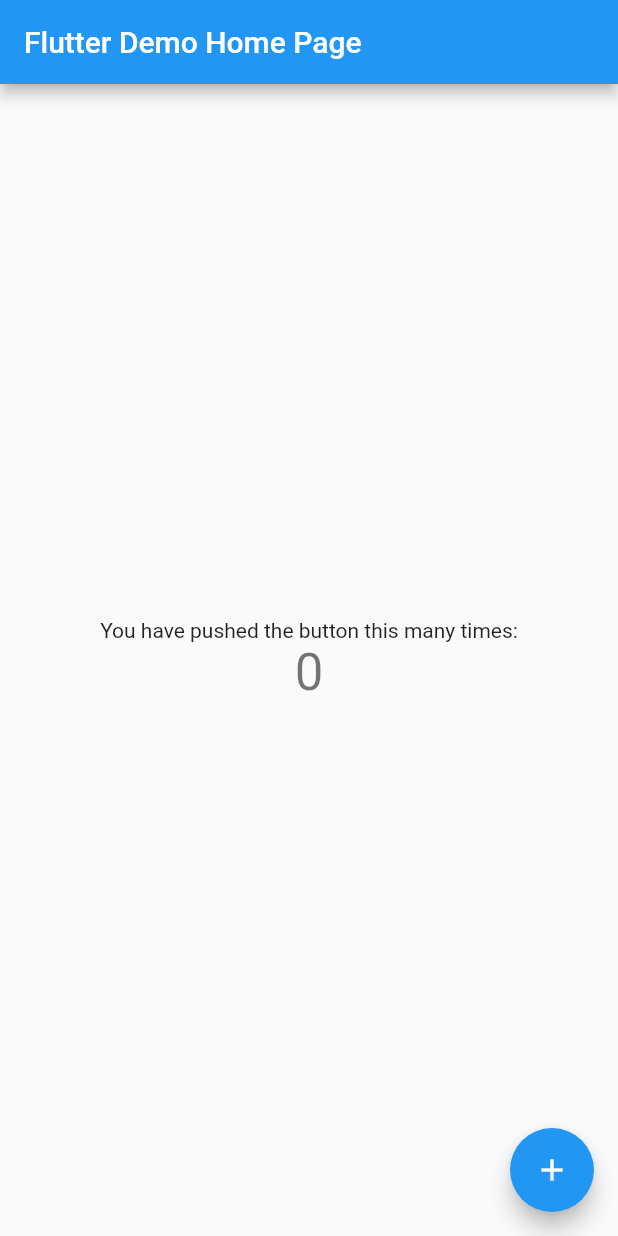
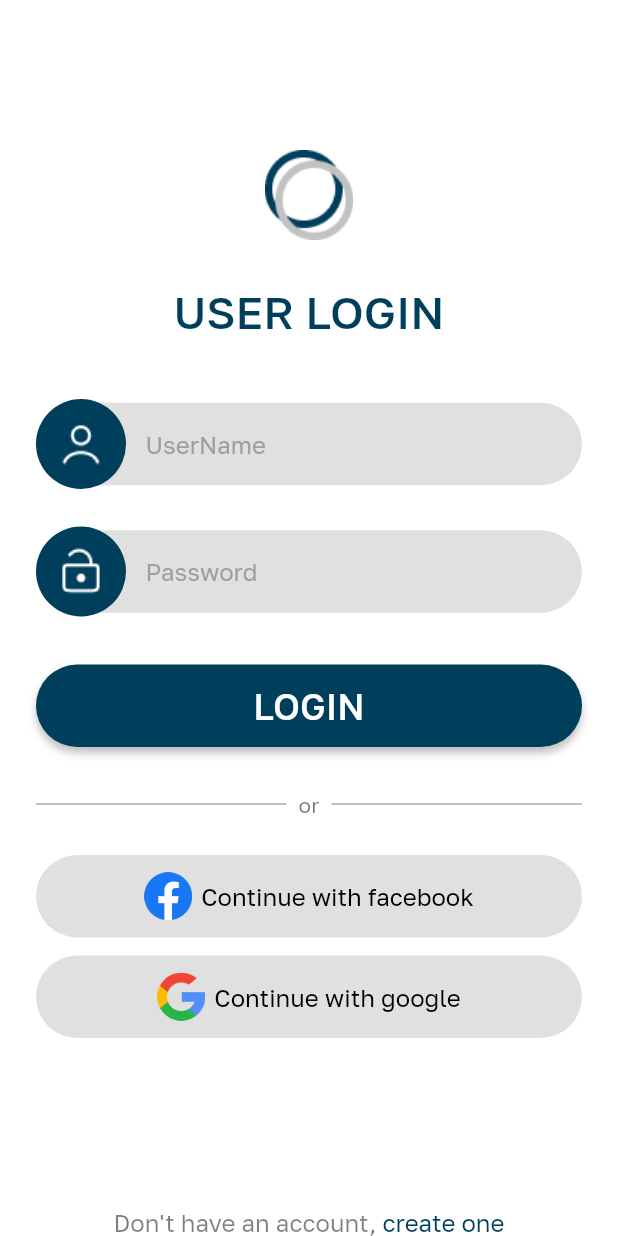
Before and after one commit to KKVold/Social, a Flutter app: the screen it shows after launch, on a phone screen of 412 x 824 dp. Run offline on Flutter 3.47's test engine with Material 2 defaults, Android fonts, the phone set to English and light mode, and no system bars.

Commit message:
starting with the login screen

```diff
--- /dev/null
+++ b/social/lib/Screens/login_screen.dart
@@ -0,0 +1,115 @@
+import 'package:flutter/material.dart';
+
+import '../Widgets/buttons/two_auth_button.dart';
+import '../Widgets/inputs.dart';
+import '../constant.dart';
+
+class LoginScreen extends StatelessWidget {
+  const LoginScreen({super.key});
+
+  @override
+  Widget build(BuildContext context) {
+    return Scaffold(
+      backgroundColor: Colors.white,
+      body: SafeArea(
+        child: Stack(
+          children: [
+            Padding(
+              padding: const EdgeInsets.symmetric(horizontal: 24),
+              child: SingleChildScrollView(
+                child: Column(
+                  children: [
+                    Padding(
+                      padding: const EdgeInsets.only(top: 100),
+                      child:
+                          Center(child: Image.asset('assets/images/Logo.png')),
+                    ),
+                    const SizedBox(height: 30),
+                    Text(
+                      'USER LOGIN',
+                      style: Theme.of(context).textTheme.titleLarge,
+                    ),
+                    const SizedBox(height: 40),
+                    const FieldInput(hintText: 'UserName', image: 'User'),
+                    const SizedBox(height: 25),
+                    const FieldInput(hintText: 'Password', image: 'Unlock'),
+                    const SizedBox(height: 32),
+                    Container(
+                      height: 55,
+                      decoration: BoxDecoration(
+                        borderRadius: BorderRadius.circular(30),
+                        color: kMainColor2,
+                        boxShadow: [
+                          BoxShadow(
+                            offset: const Offset(0, 4),
+                            blurRadius: 4,
+                            color: Colors.black.withOpacity(0.25),
+                          ),
+                        ],
+                      ),
+                      child: Center(
+                        child: Text(
+                          'LOGIN',
+                          style: Theme.of(context).textTheme.bodyLarge,
+                        ),
+                      ),
+                    ),
+                    const SizedBox(height: 30),
+                    Stack(
+                      children: [
+                        Divider(
+                          color: Colors.black.withOpacity(0.5),
+                        ),
+                        Center(
+                          child: Container(
+                            color: Colors.white,
+                            width: 30,
+                            alignment: Alignment.center,
+                            child: Text(
+                              'or',
+                              style: Theme.of(context).textTheme.bodySmall,
+                            ),
+                          ),
+                        )
+                      ],
+                    ),
+                    const SizedBox(height: 25),
+                    const TwoAuthButton(
+                      image: 'facebook',
+                      title: 'Continue with facebook',
+                    ),
+                    const SizedBox(height: 12),
+                    const TwoAuthButton(
+                      image: 'google',
+                      title: 'Continue with google',
+                    ),
+                    // Spacer(),
+                  ],
+                ),
+              ),
+            ),
+            Column(
+              mainAxisAlignment: MainAxisAlignment.end,
+              children: [
+                Padding(
+                  padding: const EdgeInsets.symmetric(vertical: 0),
+                  child: Row(
+                    mainAxisAlignment: MainAxisAlignment.center,
+                    children: [
+                      Text(
+                        'Don\'t have an account, ',
+                        style: TextStyle(color: Colors.black.withOpacity(0.5)),
+                      ),
+                      const Text('create one',
+                          style: TextStyle(color: kMainColor2))
+                    ],
+                  ),
+                ),
+              ],
+            )
+          ],
+        ),
+      ),
+    );
+  }
+}
--- /dev/null
+++ b/social/lib/Widgets/buttons/two_auth_button.dart
@@ -0,0 +1,34 @@
+import 'package:flutter/material.dart';
+
+import '../../constant.dart';
+
+class TwoAuthButton extends StatelessWidget {
+  const TwoAuthButton({Key? key, required this.image, required this.title})
+      : super(key: key);
+  final String image;
+  final String title;
+  @override
+  Widget build(BuildContext context) {
+    return Container(
+      decoration: BoxDecoration(
+          color: kMainColor1.withOpacity(0.5),
+          borderRadius: BorderRadius.circular(30)),
+      height: 55,
+      child: Row(
+        mainAxisAlignment: MainAxisAlignment.center,
+        children: [
+          Image.asset(
+            'assets/images/$image.png',
+            height: 32,
+            width: 32,
+          ),
+          const SizedBox(width: 6),
+          Text(
+            title,
+            style: Theme.of(context).textTheme.bodyMedium,
+          )
+        ],
+      ),
+    );
+  }
+}
--- /dev/null
+++ b/social/lib/Widgets/inputs.dart
@@ -0,0 +1,42 @@
+import 'package:flutter/material.dart';
+
+import '../constant.dart';
+
+class FieldInput extends StatelessWidget {
+  const FieldInput({Key? key, required this.image, required this.hintText})
+      : super(key: key);
+  final String image;
+  final String hintText;
+  @override
+  Widget build(BuildContext context) {
+    return Stack(
+      alignment: Alignment.centerLeft,
+      children: [
+        Container(
+          decoration: BoxDecoration(
+              color: kMainColor1.withOpacity(0.5),
+              borderRadius: BorderRadius.circular(30)),
+          height: 55,
+        ),
+        Row(
+          children: [
+            CircleAvatar(
+              radius: 30,
+              backgroundColor: kMainColor2,
+              child: Image.asset('assets/images/$image.png'),
+            ),
+            const SizedBox(width: 13),
+            Expanded(
+              child: TextField(
+                decoration: InputDecoration(
+                    border: InputBorder.none,
+                    hintText: hintText,
+                    hintStyle: Theme.of(context).textTheme.titleMedium),
+              ),
+            ),
+          ],
+        ),
+      ],
+    );
+  }
+}
--- /dev/null
+++ b/social/lib/constant.dart
@@ -0,0 +1,4 @@
+import 'package:flutter/material.dart';
+
+const kMainColor1 = Color(0xFFC2C2C2);
+const kMainColor2 = Color(0xFF003F5C);
--- a/social/lib/main.dart
+++ b/social/lib/main.dart
@@ -1,4 +1,6 @@
 import 'package:flutter/material.dart';
+
+import './Screens/login_screen.dart';
 
 void main() {
   runApp(const MyApp());
@@ -7,109 +9,34 @@ void main() {
 class MyApp extends StatelessWidget {
   const MyApp({super.key});
 
-  // This widget is the root of your application.
   @override
   Widget build(BuildContext context) {
     return MaterialApp(
-      title: 'Flutter Demo',
       theme: ThemeData(
-        // This is the theme of your application.
-        //
-        // Try running your application with "flutter run". You'll see the
-        // application has a blue toolbar. Then, without quitting the app, try
-        // changing the primarySwatch below to Colors.green and then invoke
-        // "hot reload" (press "r" in the console where you ran "flutter run",
-        // or simply save your changes to "hot reload" in a Flutter IDE).
-        // Notice that the counter didn't reset back to zero; the application
-        // is not restarted.
-        primarySwatch: Colors.blue,
+        fontFamily: 'Golos',
+        textTheme: const TextTheme(
+            titleLarge: TextStyle(
+              color: Color(0xFF003F5C),
+              fontSize: 30,
+              fontWeight: FontWeight.w500,
+            ),
+            titleMedium: TextStyle(color: Colors.grey),
+            bodyLarge: TextStyle(
+              color: Colors.white,
+              fontSize: 24,
+              fontWeight: FontWeight.w500,
+            ),
+            bodyMedium: TextStyle(
+              color: Colors.black,
+              fontSize: 16,
+              fontWeight: FontWeight.w400,
+            ),
+            bodySmall: TextStyle(
+              fontSize: 14,
+              fontWeight: FontWeight.w400,
+            )),
       ),
-      home: const MyHomePage(title: 'Flutter Demo Home Page'),
+      home: const LoginScreen(),
     );
   }
 }
-
-class MyHomePage extends StatefulWidget {
-  const MyHomePage({super.key, required this.title});
-
-  // This widget is the home page of your application. It is stateful, meaning
-  // that it has a State object (defined below) that contains fields that affect
-  // how it looks.
-
-  // This class is the configuration for the state. It holds the values (in this
-  // case the title) provided by the parent (in this case the App widget) and
-  // used by the build method of the State. Fields in a Widget subclass are
-  // always marked "final".
-
-  final String title;
-
-  @override
-  State<MyHomePage> createState() => _MyHomePageState();
-}
-
-class _MyHomePageState extends State<MyHomePage> {
-  int _counter = 0;
-
-  void _incrementCounter() {
-    setState(() {
-      // This call to setState tells the Flutter framework that something has
-      // changed in this State, which causes it to rerun the build method below
-      // so that the display can reflect the updated values. If we changed
-      // _counter without calling setState(), then the build method would not be
-      // called again, and so nothing would appear to happen.
-      _counter++;
-    });
-  }
-
-  @override
-  Widget build(BuildContext context) {
-    // This method is rerun every time setState is called, for instance as done
-    // by the _incrementCounter method above.
-    //
-    // The Flutter framework has been optimized to make rerunning build methods
-    // fast, so that you can just rebuild anything that needs updating rather
-    // than having to individually change instances of widgets.
-    return Scaffold(
-      appBar: AppBar(
-        // Here we take the value from the MyHomePage object that was created by
-        // the App.build method, and use it to set our appbar title.
-        title: Text(widget.title),
-      ),
-      body: Center(
-        // Center is a layout widget. It takes a single child and positions it
-        // in the middle of the parent.
-        child: Column(
-          // Column is also a layout widget. It takes a list of children and
-          // arranges them vertically. By default, it sizes itself to fit its
-          // children horizontally, and tries to be as tall as its parent.
-          //
-          // Invoke "debug painting" (press "p" in the console, choose the
-          // "Toggle Debug Paint" action from the Flutter Inspector in Android
-          // Studio, or the "Toggle Debug Paint" command in Visual Studio Code)
-          // to see the wireframe for each widget.
-          //
-          // Column has various properties to control how it sizes itself and
-          // how it positions its children. Here we use mainAxisAlignment to
-          // center the children vertically; the main axis here is the vertical
-          // axis because Columns are vertical (the cross axis would be
-          // horizontal).
-          mainAxisAlignment: MainAxisAlignment.center,
-          children: <Widget>[
-            const Text(
-              'You have pushed the button this many times:',
-            ),
-            Text(
-              '$_counter',
-              style: Theme.of(context).textTheme.headline4,
-            ),
-          ],
-        ),
-      ),
-      floatingActionButton: FloatingActionButton(
-        onPressed: _incrementCounter,
-        tooltip: 'Increment',
-        child: const Icon(Icons.add),
-      ), // This trailing comma makes auto-formatting nicer for build methods.
-    );
-  }
-}
```
Also changed, not shown: social/pubspec.yaml (+13 -14 lines), social/assets/fonts/GolosText-Black.ttf (added), social/assets/fonts/GolosText-Bold.ttf (added), social/assets/fonts/GolosText-ExtraBold.ttf (added), social/assets/fonts/GolosText-Medium.ttf (added), social/assets/fonts/GolosText-Regular.ttf (added), social/assets/fonts/GolosText-SemiBold.ttf (added), social/assets/images/Logo.png (added), social/assets/images/Unlock.png (added), social/assets/images/User.png (added), social/assets/images/facebook.png (added), social/assets/images/google.png (added), 1 other file.
